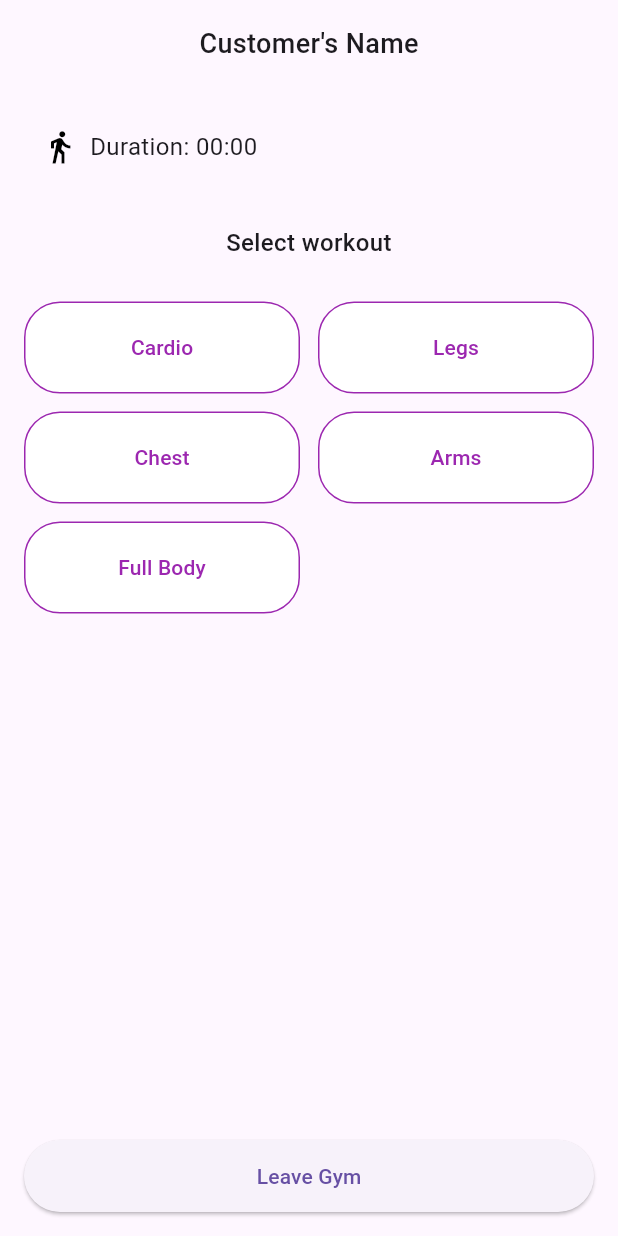
After one commit to leomcl/gymManagmnetApp, a Flutter app: the WorkoutSelectionPage screen opened directly, on a phone screen of 412 x 824 dp. The commit adds this screen. Run offline on Flutter 3.47's test engine with Material 3 defaults, Android fonts, the phone set to English and light mode, and no system bars; our stand-ins replace cloud_firestore, firebase_auth, firebase_core, fl_chart; accounts and stored records are empty; network calls fail.

Commit message:
Workout selection frotend added.

```diff
--- a/lib/pages/customer_pages/customer_home_view.dart
+++ b/lib/pages/customer_pages/customer_home_view.dart
@@ -1,6 +1,8 @@
 import 'package:flutter/material.dart';
 import 'customer_view.dart';
 import 'package:test/pages/customer_pages/gym_stats_view.dart';
+import 'package:test/pages/customer_pages/workout_selection_view.dart';
+
 class CustomerHomeView extends StatefulWidget {
   @override
   _CustomerHomeViewState createState() => _CustomerHomeViewState();
@@ -13,6 +15,7 @@ class _CustomerHomeViewState extends State<CustomerHomeView> {
   final List<Widget> _pages = [
     CustomerView(),
     GymStatsView(),
+    WorkoutSelectionPage(),  // Add the Workout Selection Page
   ];
 
   // Function to handle tab switching
@@ -41,6 +44,10 @@ class _CustomerHomeViewState extends State<CustomerHomeView> {
             icon: Icon(Icons.bar_chart),
             label: 'Gym Stats',
           ),
+          BottomNavigationBarItem(
+            icon: Icon(Icons.fitness_center),
+            label: 'Workout',
+          ),
         ],
       ),
     );
--- /dev/null
+++ b/lib/pages/customer_pages/workout_selection_view.dart
@@ -0,0 +1,143 @@
+import 'package:flutter/material.dart';
+
+class WorkoutSelectionPage extends StatefulWidget {
+  @override
+  _WorkoutSelectionPageState createState() => _WorkoutSelectionPageState();
+}
+
+class _WorkoutSelectionPageState extends State<WorkoutSelectionPage> {
+  // Tracks the selected status of each workout
+  final Map<String, bool> _selectedWorkouts = {
+    'Cardio': false,
+    'Legs': false,
+    'Chest': false,
+    'Arms': false,
+    'Full Body': false,
+  };
+
+  @override
+  Widget build(BuildContext context) {
+    return Scaffold(
+      appBar: AppBar(
+        toolbarHeight: 0,
+        elevation: 0,
+      ),
+      body: Column(
+        children: [
+          Container(
+            width: double.infinity,
+            padding: EdgeInsets.all(16),
+            child: Center(
+              child: Text(
+                "Customer's Name",
+                style: TextStyle(fontSize: 18, fontWeight: FontWeight.w500),
+              ),
+            ),
+          ),
+          Padding(
+            padding: const EdgeInsets.all(16.0),
+            child: Row(
+              children: [
+                Container(
+                  padding: EdgeInsets.all(12),
+                  decoration: BoxDecoration(
+                    borderRadius: BorderRadius.circular(12),
+                  ),
+                  child: Row(
+                    children: [
+                      Icon(Icons.directions_walk, color: Colors.black),
+                      SizedBox(width: 8),
+                      Text(
+                        'Duration: 00:00',
+                        style: TextStyle(fontSize: 16),
+                      ),
+                    ],
+                  ),
+                ),
+              ],
+            ),
+          ),
+          Container(
+            width: double.infinity,
+            padding: EdgeInsets.all(12),
+            child: Text(
+              'Select workout',
+              style: TextStyle(fontSize: 16, fontWeight: FontWeight.w500),
+              textAlign: TextAlign.center,
+            ),
+          ),
+          SizedBox(height: 16),
+          Expanded(
+            child: Padding(
+              padding: const EdgeInsets.symmetric(horizontal: 16.0),
+              child: GridView.count(
+                crossAxisCount: 2,
+                mainAxisSpacing: 12,
+                crossAxisSpacing: 12,
+                childAspectRatio: 3,
+                children: _selectedWorkouts.keys.map((workout) {
+                  return WorkoutButton(
+                    label: workout,
+                    isSelected: _selectedWorkouts[workout] ?? false,
+                    onSelected: () => _toggleWorkoutSelection(workout),
+                  );
+                }).toList(),
+              ),
+            ),
+          ),
+          Padding(
+            padding: const EdgeInsets.all(16.0),
+            child: ElevatedButton(
+              style: ElevatedButton.styleFrom(
+                shape: RoundedRectangleBorder(
+                  borderRadius: BorderRadius.circular(24),
+                ),
+                minimumSize: Size(double.infinity, 48),
+              ),
+              onPressed: () {
+                // Leave gym button functionality
+              },
+              child: Text('Leave Gym'),
+            ),
+          ),
+        ],
+      ),
+    );
+  }
+
+  void _toggleWorkoutSelection(String workout) {
+    setState(() {
+      _selectedWorkouts[workout] = !_selectedWorkouts[workout]!;
+    });
+  }
+}
+
+class WorkoutButton extends StatelessWidget {
+  final String label;
+  final bool isSelected;
+  final VoidCallback onSelected;
+
+  const WorkoutButton({
+    Key? key,
+    required this.label,
+    required this.isSelected,
+    required this.onSelected,
+  }) : super(key: key);
+
+  @override
+  Widget build(BuildContext context) {
+    return ElevatedButton(
+      style: ElevatedButton.styleFrom(
+        backgroundColor: isSelected ? const Color.fromARGB(255, 161, 76, 175) : Colors.white,
+        foregroundColor: isSelected ? Colors.white : Colors.purple,
+        shape: RoundedRectangleBorder(
+          borderRadius: BorderRadius.circular(24),
+        ),
+        side: BorderSide(color: Colors.purple),
+        elevation: 0,
+      ),
+      onPressed: onSelected,
+      child: Text(label),
+    );
+  }
+}
```
